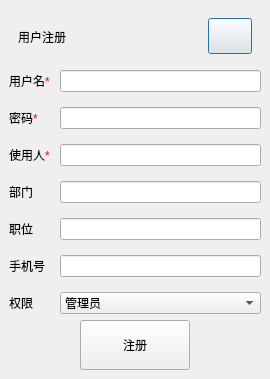
Above: digitalIntegration/RegisterDialog.ui from jiaqingguo/DI before the change. Below: the same form after it.
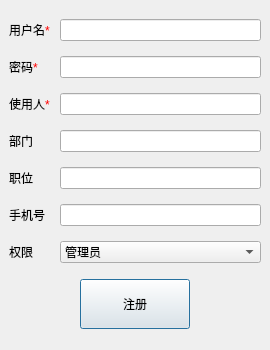
That is the form after the change.

```diff
--- a/digitalIntegration/RegisterDialog.ui
+++ b/digitalIntegration/RegisterDialog.ui
@@ -54,76 +54,59 @@
      </property>
      <widget class="QWidget" name="page">
       <layout class="QGridLayout" name="gridLayout">
-       <item row="0" column="0">
-        <widget class="QWidget" name="widget_2" native="true">
+       <item row="1" column="0">
+        <layout class="QHBoxLayout" name="horizontalLayout">
+         <property name="spacing">
+          <number>0</number>
+         </property>
+         <item>
+          <spacer name="horizontalSpacer">
+           <property name="orientation">
+            <enum>Qt::Horizontal</enum>
+           </property>
+           <property name="sizeHint" stdset="0">
+            <size>
+             <width>40</width>
+             <height>20</height>
+            </size>
+           </property>
+          </spacer>
+         </item>
+         <item>
+          <widget class="QPushButton" name="btnRegister">
          <property name="minimumSize">
           <size>
-           <width>0</width>
-           <height>55</height>
+             <width>110</width>
+             <height>50</height>
           </size>
          </property>
          <property name="maximumSize">
           <size>
            <width>16777215</width>
-           <height>55</height>
-          </size>
-         </property>
-         <layout class="QHBoxLayout" name="horizontalLayout_4">
-          <property name="leftMargin">
-           <number>9</number>
-          </property>
-          <property name="topMargin">
-           <number>0</number>
-          </property>
-          <property name="rightMargin">
-           <number>9</number>
-          </property>
-          <property name="bottomMargin">
-           <number>0</number>
-          </property>
-          <item>
-           <widget class="QLabel" name="labelRegistDialog">
+             <height>16777215</height>
+            </size>
+           </property>
             <property name="text">
-             <string>用户注册</string>
+            <string>注册</string>
             </property>
            </widget>
           </item>
           <item>
-           <spacer name="horizontalSpacer_7">
+          <spacer name="horizontalSpacer_2">
             <property name="orientation">
              <enum>Qt::Horizontal</enum>
             </property>
             <property name="sizeHint" stdset="0">
              <size>
-              <width>127</width>
+             <width>40</width>
               <height>20</height>
              </size>
             </property>
            </spacer>
           </item>
-          <item>
-           <widget class="QPushButton" name="btnRegistClose">
-            <property name="minimumSize">
-             <size>
-              <width>44</width>
-              <height>36</height>
-             </size>
-            </property>
-            <property name="maximumSize">
-             <size>
-              <width>44</width>
-              <height>36</height>
-             </size>
-            </property>
-            <property name="text">
-             <string/>
-            </property>
-           </widget>
-          </item>
-         </layout>
-        </widget>
+        </layout>
        </item>
-       <item row="1" column="0">
+       <item row="0" column="0">
         <layout class="QGridLayout" name="gridLayout_2">
          <property name="horizontalSpacing">
           <number>10</number>
@@ -262,58 +245,6 @@
          </item>
         </layout>
        </item>
-       <item row="2" column="0">
-        <layout class="QHBoxLayout" name="horizontalLayout">
-         <property name="spacing">
-          <number>0</number>
-         </property>
-         <item>
-          <spacer name="horizontalSpacer">
-           <property name="orientation">
-            <enum>Qt::Horizontal</enum>
-           </property>
-           <property name="sizeHint" stdset="0">
-            <size>
-             <width>40</width>
-             <height>20</height>
-            </size>
-           </property>
-          </spacer>
-         </item>
-         <item>
-          <widget class="QPushButton" name="btnRegister">
-           <property name="minimumSize">
-            <size>
-             <width>110</width>
-             <height>50</height>
-            </size>
-           </property>
-           <property name="maximumSize">
-            <size>
-             <width>16777215</width>
-             <height>16777215</height>
-            </size>
-           </property>
-           <property name="text">
-            <string>注册</string>
-           </property>
-          </widget>
-         </item>
-         <item>
-          <spacer name="horizontalSpacer_2">
-           <property name="orientation">
-            <enum>Qt::Horizontal</enum>
-           </property>
-           <property name="sizeHint" stdset="0">
-            <size>
-             <width>40</width>
-             <height>20</height>
-            </size>
-           </property>
-          </spacer>
-         </item>
-        </layout>
-       </item>
       </layout>
      </widget>
      <widget class="QWidget" name="page_2">
```
Lines whose indentation alone changed are shown as unchanged.
